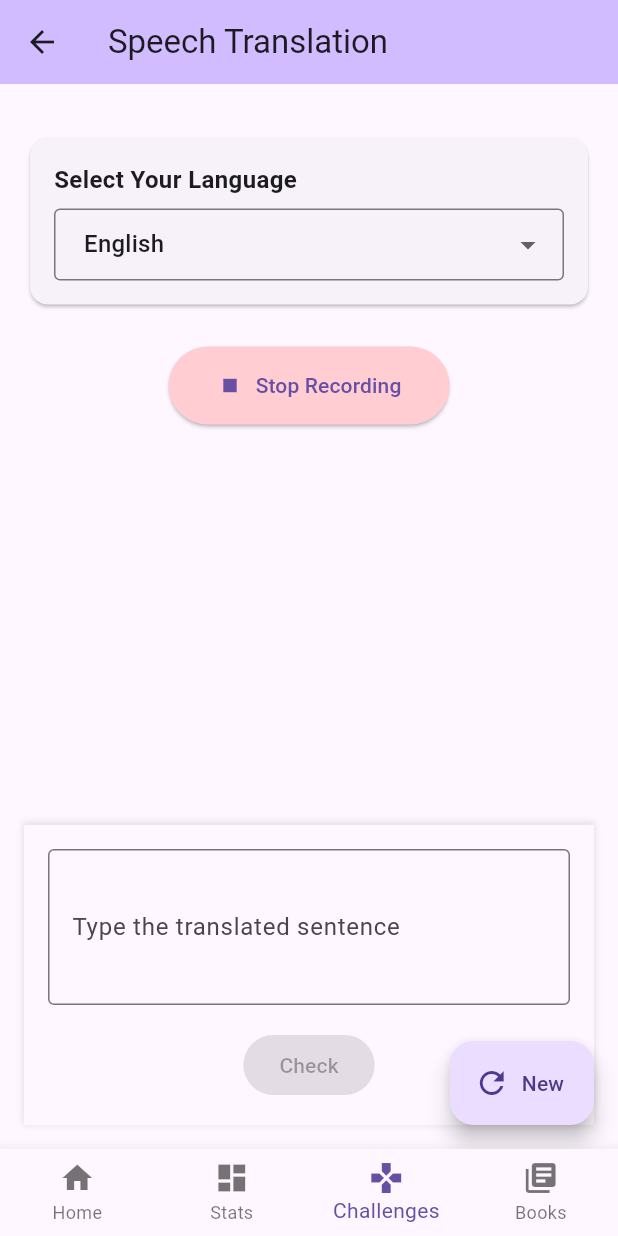
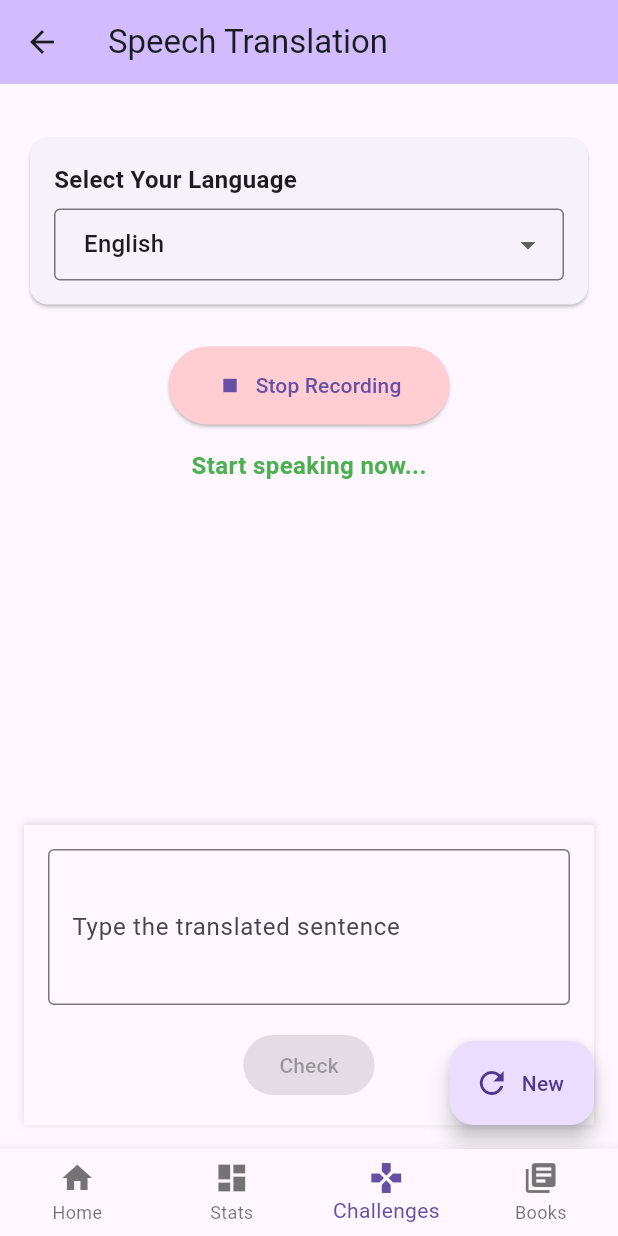
Before and after one commit to hyunjin1012/justype_app, a Flutter app: the SpeechTranslationScreen screen opened by its route, after a tap on "Start Recording", on a phone screen of 412 x 824 dp. Run offline on Flutter 3.47's test engine with Material 3 defaults, Android fonts, the phone set to English and light mode, and no system bars; our stand-ins replace audioplayers, confetti, flutter_dotenv, flutter_tts, go_router, shared_preferences and 1 more; missing offline and left inert: translator; accounts and stored records are empty; network calls fail.

Commit message:
edit speech translation button

```diff
--- a/lib/screens/speech_translation_screen.dart
+++ b/lib/screens/speech_translation_screen.dart
@@ -30,6 +30,7 @@ class _SpeechTranslationScreenState extends State<SpeechTranslationScreen> {
   bool _isLoading = false;
   bool _isInitialized = false;
   bool _isListening = false;
+  bool _isProcessing = false;
   String _selectedLanguage = 'en';
   String _errorMessage = '';
 
@@ -135,6 +136,7 @@ Tap the refresh button to try again.''';
   Future<void> _stopListening() async {
     setState(() {
       _isLoading = true;
+      _isProcessing = true;
     });
 
     try {
@@ -142,6 +144,7 @@ Tap the refresh button to try again.''';
       setState(() {
         _isListening = false;
         _isLoading = false;
+        _isProcessing = false;
         _recognizedText = _speechService.lastRecognizedWords;
         _translatedText = _speechService.translatedText;
       });
@@ -149,6 +152,7 @@ Tap the refresh button to try again.''';
       setState(() {
         _errorMessage = 'Error stopping speech recognition: $e';
         _isLoading = false;
+        _isProcessing = false;
       });
     }
   }
@@ -336,11 +340,31 @@ Tap the refresh button to try again.''';
                     ),
                   ),
 
-                  if (_isLoading)
+                  if (_isLoading) ...[
                     const Padding(
                       padding: EdgeInsets.all(16.0),
                       child: CircularProgressIndicator(),
                     ),
+                    Text(
+                      _isProcessing
+                          ? 'Processing your speech...'
+                          : 'Initializing speech recognition...',
+                      style: const TextStyle(
+                        fontSize: 16,
+                        color: Colors.grey,
+                      ),
+                    ),
+                  ] else if (_isListening) ...[
+                    const SizedBox(height: 16),
+                    const Text(
+                      'Start speaking now...',
+                      style: TextStyle(
+                        fontSize: 16,
+                        color: Colors.green,
+                        fontWeight: FontWeight.bold,
+                      ),
+                    ),
+                  ],
 
                   // Recognized text
                   if (_recognizedText.isNotEmpty)
```
